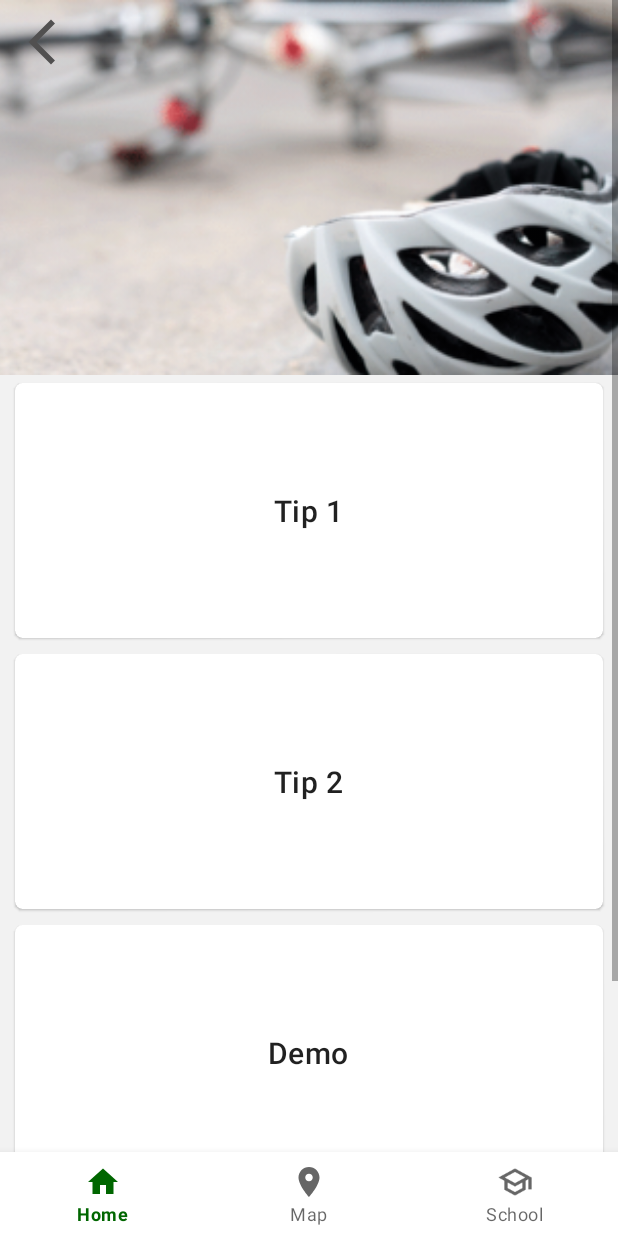
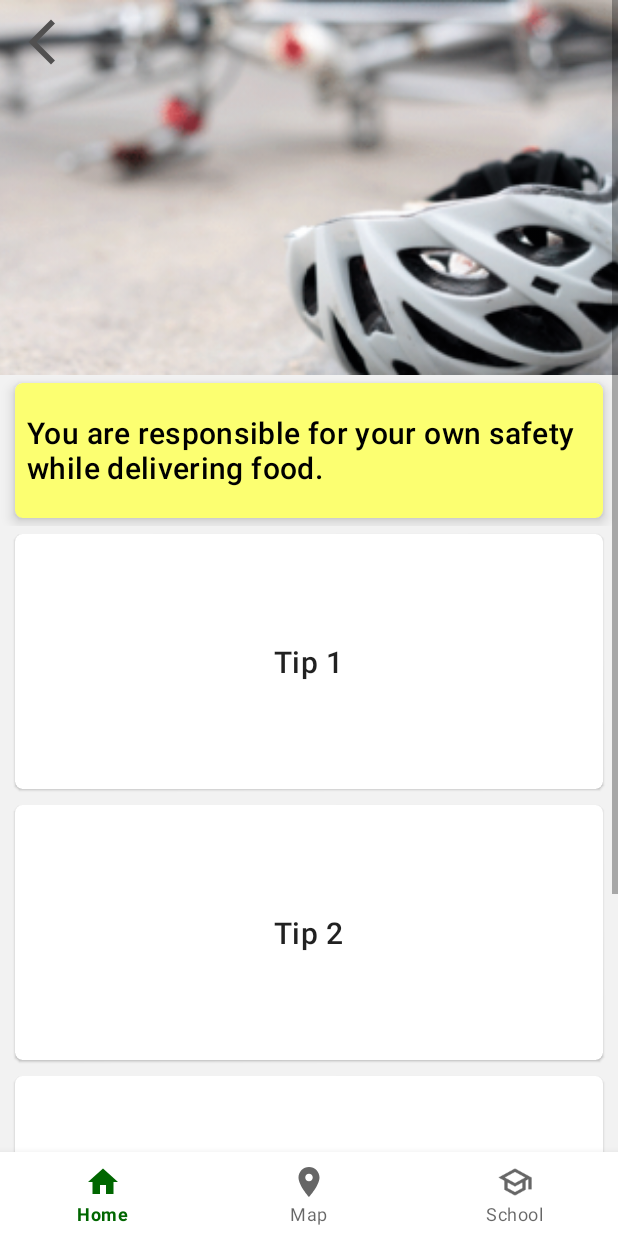
Before and after one commit to M-POSD/SaFoDel, an Android app: the Epic1Fragment screen opened through its navigation route, on a phone screen of 412 x 824 dp. Run offline under Robolectric (Android 15) with nearby library versions, the phone set to English and light mode, and no system bars; libraries missing offline, so code that uses them is left out: me.jessyan.autosize; 2 statements that could not run were skipped.

Commit message:
add warning card

```diff
--- a/app/src/main/java/com/example/safodel/fragment/home/Epic1Fragment.kt
+++ b/app/src/main/java/com/example/safodel/fragment/home/Epic1Fragment.kt
@@ -1,5 +1,6 @@
 package com.example.safodel.fragment.home
 
+import android.graphics.Color
 import android.os.Bundle
 import android.view.*
 import androidx.navigation.fragment.findNavController
@@ -18,9 +19,8 @@ class Epic1Fragment : BasicFragment<FragmentEpic1Binding>(FragmentEpic1Binding::
     ): View {
         _binding = FragmentEpic1Binding.inflate(inflater,container,false)
         val toolbar = binding.toolbar.root
-        binding.tip1Card.editText.text = "Tip 1"
-        binding.tip2Card.editText.text = "Tip 2"
-        binding.epic1Picture.epicImage.setImageResource(R.drawable.epic1_image)
+
+        defaultViewSetup()
 
         binding.tip1Card.card.setOnClickListener() {
             val action = Epic1FragmentDirections.actionEpic1FragmentToTip1Fragment()
@@ -31,6 +31,15 @@ class Epic1Fragment : BasicFragment<FragmentEpic1Binding>(FragmentEpic1Binding::
         return binding.root
     }
 
+    private fun defaultViewSetup() {
+        binding.warningCard.editText.text = "You are responsible for your own safety while delivering food."
+        binding.tip1Card.editText.text = "Tip 1"
+        binding.tip2Card.editText.text = "Tip 2"
+        binding.tip3Card.editText.text = "Tip 3"
+        binding.tip4Card.editText.text = "Tip 4"
+        binding.epic1Picture.epicImage.setImageResource(R.drawable.epic1_image)
+    }
+
     override fun onDestroyView() {
         super.onDestroyView()
         _binding = null
--- a/app/src/main/res/layout/fragment_epic1.xml
+++ b/app/src/main/res/layout/fragment_epic1.xml
@@ -19,6 +19,10 @@
         android:layout_marginTop="250dp"
         android:layout_marginBottom="65dp"
         android:orientation="vertical">
+
+        <include
+            layout="@layout/warning_card"
+            android:id="@+id/warningCard" />
 
         <include
             layout="@layout/large_card"
--- /dev/null
+++ b/app/src/main/res/layout/warning_card.xml
@@ -0,0 +1,36 @@
+<?xml version="1.0" encoding="utf-8"?>
+<LinearLayout xmlns:android="http://schemas.android.com/apk/res/android"
+    xmlns:app="http://schemas.android.com/apk/res-auto"
+    android:layout_width="match_parent"
+    android:layout_height="wrap_content"
+    android:orientation="horizontal">
+    <com.google.android.material.card.MaterialCardView
+        android:id="@+id/card"
+        android:layout_width="match_parent"
+        android:layout_height="wrap_content"
+        android:layout_marginHorizontal="10dp"
+        android:layout_marginVertical="5dp"
+        android:checkable="true"
+        app:cardElevation="5dp"
+        app:cardCornerRadius="5dp"
+        app:cardBackgroundColor="@color/yellow">
+
+        <LinearLayout
+            android:id="@+id/cardLayout"
+            android:layout_width="match_parent"
+            android:layout_height="90dp"
+            android:gravity="center"
+            android:orientation="vertical"
+            android:padding="8dp">
+
+            <TextView
+                android:id="@+id/editText"
+                android:layout_width="wrap_content"
+                android:layout_height="wrap_content"
+                android:textColor="@color/black"
+                android:text="Demo"
+                android:textAppearance="?attr/textAppearanceHeadline6" />
+        </LinearLayout>
+
+    </com.google.android.material.card.MaterialCardView>
+</LinearLayout>
--- a/app/src/main/res/values/colors.xml
+++ b/app/src/main/res/values/colors.xml
@@ -17,6 +17,7 @@
     <color name="deep_brown">#661a00</color>
     <color name="milk_white">#FCF7F7</color>
     <color name="green_blue">#50C2C9</color>
+    <color name="yellow">#FCFF71</color>
 
 
 </resources>
```
